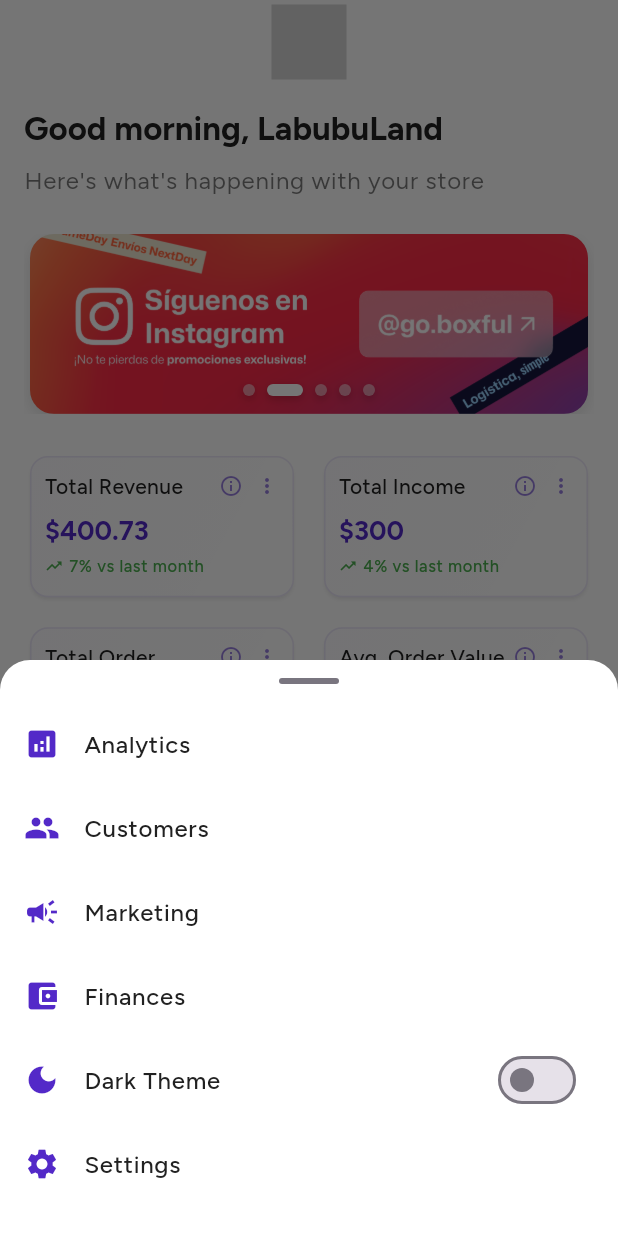
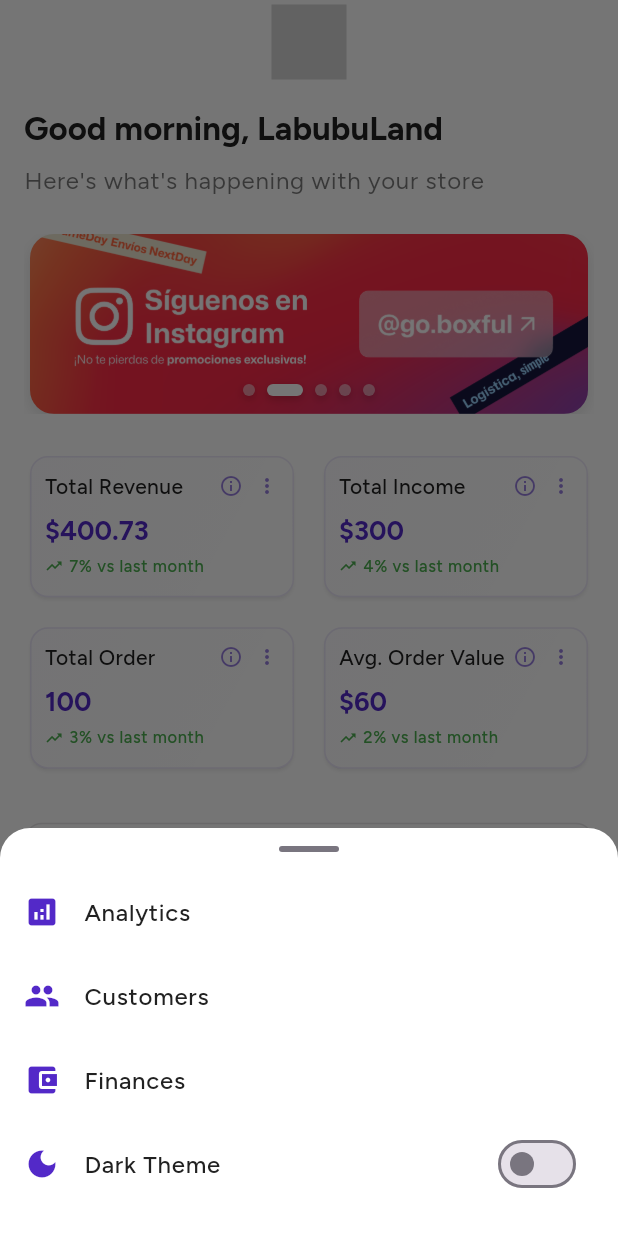
Before and after one commit to kmmelissat/vendly, a Flutter app: the screen it shows after launch, item 4 of the bottom bar chosen, on a phone screen of 412 x 824 dp. Run offline on Flutter 3.47's test engine with Material 3 defaults, Android fonts, the phone set to English and light mode, and no system bars; our stand-ins replace animate_do, fl_chart, flutter_svg, go_router, google_fonts.

Commit message:
🔧 Remove Marketing and Settings menu items from CustomBottomNavBar: streamlined navigation by eliminating unused options, enhancing clarity and focus in the user interface.

```diff
--- a/lib/widgets/custom_bottom_nav_bar.dart
+++ b/lib/widgets/custom_bottom_nav_bar.dart
@@ -91,10 +91,8 @@ class CustomBottomNavBar extends StatelessWidget {
               ),
               _buildMenuItem(context, Icons.analytics, 'Analytics'),
               _buildMenuItem(context, Icons.people, 'Customers'),
-              _buildMenuItem(context, Icons.campaign, 'Marketing'),
               _buildMenuItem(context, Icons.account_balance_wallet, 'Finances'),
               _buildThemeToggleItem(context),
-              _buildMenuItem(context, Icons.settings, 'Settings'),
               const SizedBox(height: 20),
             ],
           ),
@@ -124,14 +122,8 @@ class CustomBottomNavBar extends StatelessWidget {
           case 'Customers':
             context.go('/customers');
             break;
-          case 'Marketing':
-            // Navigate to marketing page when implemented
-            break;
           case 'Finances':
             context.go('/finances');
-            break;
-          case 'Settings':
-            // Navigate to settings page when implemented
             break;
         }
       },
```
